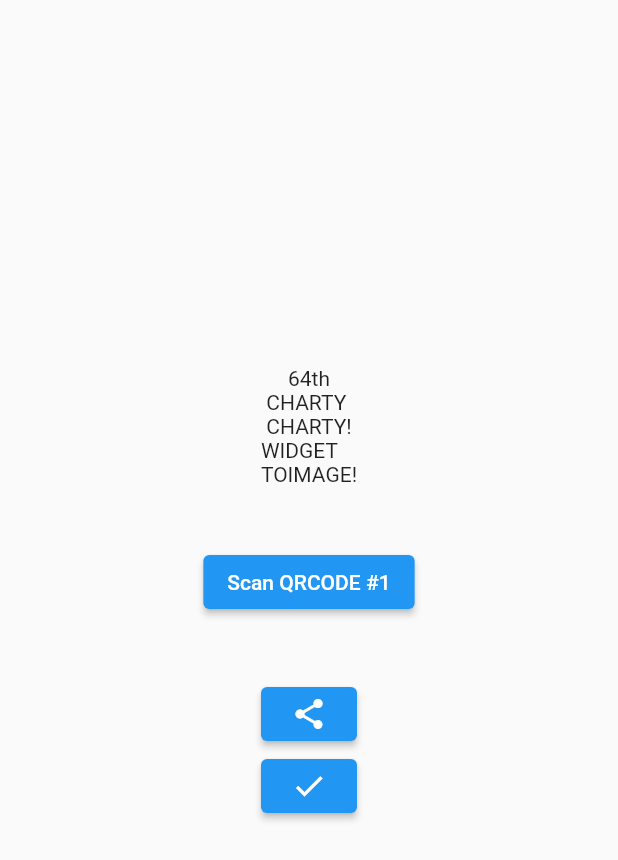
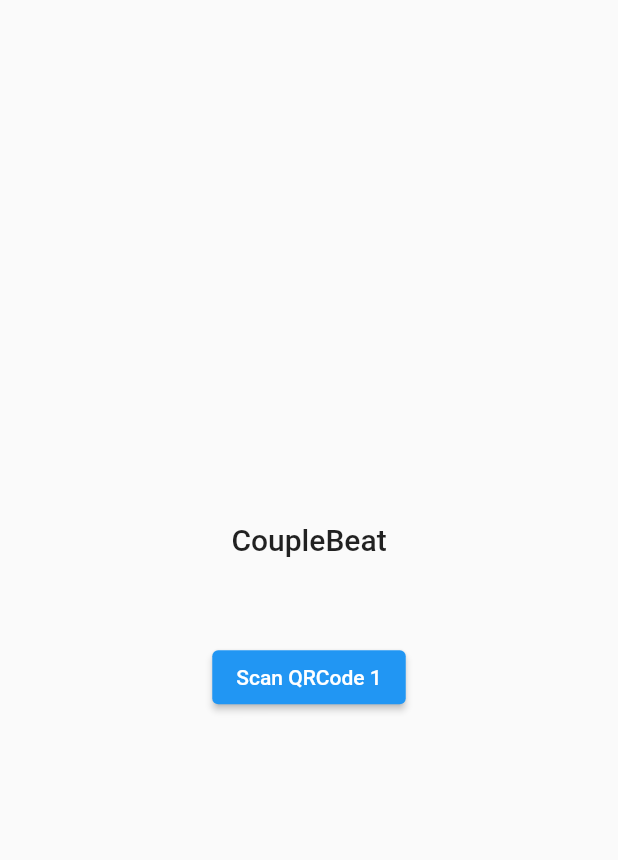
Before and after one commit to zendoclab/lovef, a Flutter app: the screen it shows after launch, on a phone screen of 412 x 824 dp. Shown: the top 860 px of the screen. Run offline on Flutter 3.47's test engine with Material 2 defaults, Android fonts, the light colour scheme and no system bars; drawn by our look-alikes of screenshot; our stand-ins replace fl_chart, permission_handler; missing offline and left inert: dart:html, dart:js, dart:js_interop, file_saver, simple_barcode_scanner.

Commit message:
backbone completed 1

```diff
--- a/lib/main.dart
+++ b/lib/main.dart
@@ -7,7 +7,6 @@ import 'package:flutter/material.dart';
 import 'package:simple_barcode_scanner/enum.dart';
 import 'package:simple_barcode_scanner/simple_barcode_scanner.dart';
 import 'dart:convert';
-import 'package:share_plus/share_plus.dart';
 import 'package:screenshot/screenshot.dart';
 import 'package:file_saver/file_saver.dart';
 import 'package:flutter/foundation.dart';
@@ -15,8 +14,6 @@ import 'package:flutter/material.dart';
 import 'package:permission_handler/permission_handler.dart';
 import 'dart:html' as html; //ignore: avoid_web_libraries_in_flutter
 import 'dart:js' as js;
-import 'package:flutter/material.dart';
-import 'package:widgets_to_image/widgets_to_image.dart';
 
 
 
@@ -39,7 +36,7 @@ class MyApp extends StatelessWidget {
   @override
   Widget build(BuildContext context) {
     return MaterialApp(
-      title: 'LoveBeat',
+      title: 'CoupleBeat',
       theme: ThemeData(
         primarySwatch: Colors.blue,
       ),
@@ -62,12 +59,7 @@ class _MyHomePageState extends State<MyHomePage> {
   String result = "";
   var etime = 0.0;
   Uint8List? _imageFile;
-  Uint8List? _imageFile1;
-  late XFile xfi;
-  var _imageBool = false;
-  var _imageBool1 = false;
 
-  WidgetsToImageController controller = WidgetsToImageController();
   ScreenshotController screenshotController = ScreenshotController();
 
   void saveImg(Uint8List? bytes, String fileName) =>
@@ -85,16 +77,13 @@ class _MyHomePageState extends State<MyHomePage> {
           mainAxisAlignment: MainAxisAlignment.center,
 
           children: <Widget>[
-            const Text(
-              '64th',
+            Text(
+              'CoupleBeat',
+              style: Theme.of(context).textTheme.titleLarge,
             ),
             Screenshot(
               controller: screenshotController,
-              child: flitems.isNotEmpty || flitems2.isNotEmpty ? LineChartSample6() : const Text('CHARTY\nCHARTY!'),
-            ),
-            WidgetsToImage(
-              controller: controller,
-              child: const Text('WIDGET\nTOIMAGE!'),
+              child: flitems.isNotEmpty || flitems2.isNotEmpty ? LineChartSample6() : const Text(''),
             ),
             Text(
               '',
@@ -125,7 +114,7 @@ class _MyHomePageState extends State<MyHomePage> {
 
                 });
               },
-              child: const Text('Scan QRCODE #1'),
+              child: const Text('Scan QRCode 1'),
             )
             :
             flitems2.isEmpty ? ElevatedButton(
@@ -156,9 +145,10 @@ class _MyHomePageState extends State<MyHomePage> {
 
                 });
               },
-              child: const Text('Scan QRCODE #2'),
+              child: const Text('Scan QRCODE 2'),
             )
                 :
+                Row(children: [
                   ElevatedButton(
                   onPressed: () {
                     setState(() {
@@ -170,12 +160,7 @@ class _MyHomePageState extends State<MyHomePage> {
                       flitems2.clear();
                     });
                   },
-              child: const Text('RENEW'),
-            )
-            ,
-            Text(
-              '',
-              style: Theme.of(context).textTheme.headlineMedium,
+                  child: const Text('Restart'),
                 ),
                   ElevatedButton(
                   onPressed: ()  {
@@ -185,7 +170,7 @@ class _MyHomePageState extends State<MyHomePage> {
                       if (image != null) {
                         setState(() {
                           _imageFile = image;
-                      _imageBool = true;
+                          saveImg(_imageFile, "ShareCoupleBeat.png");
                         });
 
                         // final directory = await getApplicationDocumentsDirectory();
@@ -197,29 +182,11 @@ class _MyHomePageState extends State<MyHomePage> {
 
                     });
 
+
+
                   },
                   child: const Icon(Icons.share),
-            ),
-            InkWell(
-              child: ElevatedButton(
-                onPressed: () {
-                  saveImg(_imageFile, "downloadImg.png");
-                },
-                child: const Icon(Icons.done),
-              )
-            ),
-            !_imageBool ?
-            Center(
-              child: const Text(""),
-            ) : Center(
-              child: Image.memory(_imageFile!),
-            ),
-            !_imageBool1 ?
-            Center(
-              child: const Text(""),
-            ) : Center(
-              child: Image.memory(_imageFile1!),
-            )
+                ),],)
           ],
 
         ),
--- a/pubspec.yaml
+++ b/pubspec.yaml
@@ -37,11 +37,9 @@ dependencies:
   cupertino_icons: ^1.0.2
   simple_barcode_scanner: ^0.0.8
   fl_chart: ^0.62.0
-  share_plus: ^7.0.0
   screenshot: ^2.1.0
   file_saver: ^0.2.2
   permission_handler: ^10.2.0
-  widgets_to_image: any
 
 dev_dependencies:
   flutter_test:
```
Also changed, not shown: 1 other file. Lines whose indentation alone changed are shown as unchanged.
